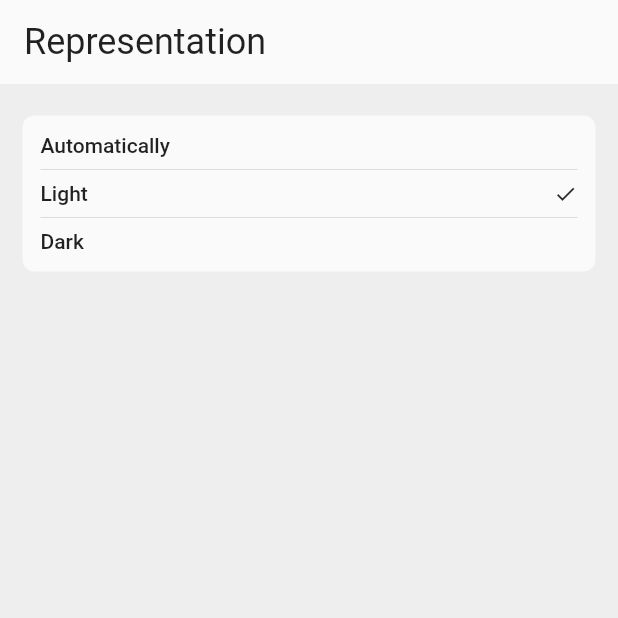
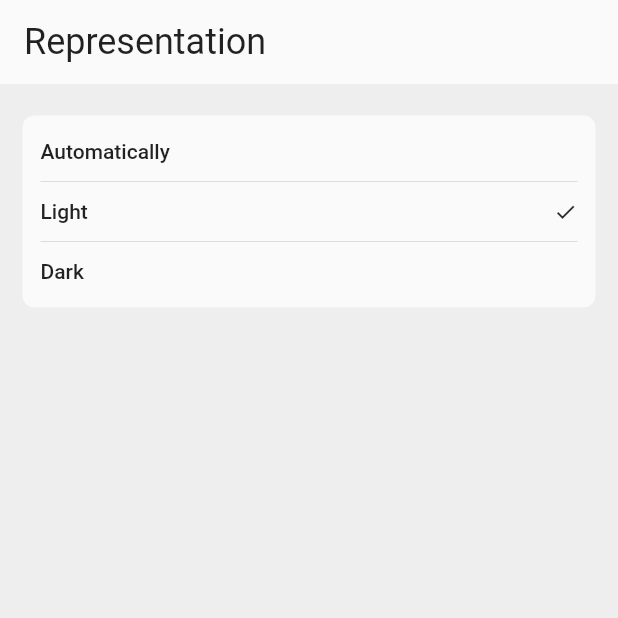
Before and after one commit to floheitzmann/somethink, a Flutter app: the ChangeThemeScreen screen opened directly, after a tap on "Light", on a phone screen of 412 x 824 dp, the top half of it. Run offline on Flutter 3.47's test engine with Material 2 defaults, Android fonts, the phone set to English and light mode, and no system bars; our stand-ins replace page_transition, shared_preferences; missing offline and left inert: country, flag; accounts and stored records are empty; generated files the repository leaves out were written again.

Commit message:
Fixxed the dark mode problem

```diff
--- a/lib/app.dart
+++ b/lib/app.dart
@@ -1,8 +1,6 @@
 import 'package:flutter/material.dart';
-import 'package:flutter/scheduler.dart';
 import 'package:flutter_localizations/flutter_localizations.dart';
 import 'package:provider/provider.dart';
-import 'package:somethink/main.dart';
 import 'package:somethink/screens/home_screen.dart';
 import 'package:somethink/theme/theme_provider.dart';
 import 'package:somethink/theme/theme_styles.dart';
@@ -40,16 +38,10 @@ class App extends StatefulWidget {
 }
 
 class _AppState extends State<App> {
-  var window = WidgetsBinding.instance.window;
-  var provider = ThemeProvider();
-  var brightness = SchedulerBinding.instance.window.platformBrightness;
+  final _provider = ThemeProvider();
 
   @override
   void initState() {
-    window.onPlatformBrightnessChanged = () {
-      isDarkMode = window.platformBrightness == Brightness.dark;
-    };
-
     loadCurrentAppTheme();
 
     super.initState();
@@ -59,7 +51,7 @@ class _AppState extends State<App> {
   Widget build(BuildContext context) {
     return ChangeNotifierProvider(
       create: (_) {
-        return provider;
+        return _provider;
       },
       child: Consumer<ThemeProvider>(
         builder: (context, value, child) {
@@ -85,7 +77,7 @@ class _AppState extends State<App> {
             ],
             theme: Styles.themeData(context, ThemeMode.light),
             darkTheme: Styles.themeData(context, ThemeMode.dark),
-            themeMode: provider.mode,
+            themeMode: _provider.mode,
             home: const HomeScreen(),
           );
         },
@@ -94,6 +86,6 @@ class _AppState extends State<App> {
   }
 
   void loadCurrentAppTheme() async {
-    provider.themeMode = await provider.preference.getThemeMode();
+    _provider.themeMode = await _provider.preference.getThemeMode();
   }
 }
--- a/lib/main.dart
+++ b/lib/main.dart
@@ -1,7 +1,5 @@
 import 'package:flutter/material.dart';
 import 'package:somethink/app.dart';
-
-bool isDarkMode = false;
 
 void main() {
   runApp(const App());
--- a/lib/screens/settings/change_theme_screen.dart
+++ b/lib/screens/settings/change_theme_screen.dart
@@ -59,7 +59,9 @@ class _ChangeThemeScreenState extends State<ChangeThemeScreen> {
                   count++;
                   return Column(
                     children: [
-                      InkWell(
+                      Padding(
+                        padding: const EdgeInsets.symmetric(vertical: 4),
+                        child: InkWell(
                           onTap: () => theme.themeMode = mode,
                           child: Row(
                             mainAxisAlignment: MainAxisAlignment.spaceBetween,
@@ -78,6 +80,7 @@ class _ChangeThemeScreenState extends State<ChangeThemeScreen> {
                             ],
                           ),
                         ),
+                      ),
                       if (count < ThemeMode.values.length) const Divider(),
                     ],
                   );
--- a/lib/theme/theme_provider.dart
+++ b/lib/theme/theme_provider.dart
@@ -1,5 +1,5 @@
 import 'package:flutter/material.dart';
-import 'package:somethink/main.dart';
+import 'package:flutter/scheduler.dart';
 import 'package:somethink/theme/theme_preference.dart';
 
 class ThemeProvider with ChangeNotifier {
@@ -16,7 +16,8 @@ class ThemeProvider with ChangeNotifier {
 
   bool isDarkTheme() {
     if (mode == ThemeMode.system) {
-      return isDarkMode;
+      return SchedulerBinding.instance.window.platformBrightness ==
+          Brightness.dark;
     } else {
       return mode == ThemeMode.dark;
     }
--- a/pubspec.yaml
+++ b/pubspec.yaml
@@ -75,6 +75,7 @@ flutter:
   assets:
     - questions_for_friends.json
     - questions_to_the_partner.json
+    - conversation_starter.json
 
   # An image asset can refer to one or more resolution-specific "variants", see
   # https://flutter.dev/assets-and-images/#resolution-aware
```
Also changed, not shown: lib/models/questions_deck.dart (+6 -1 lines), lib/screens/settings/settings_screen.dart (+11 -2 lines). Lines whose indentation alone changed are shown as unchanged.
